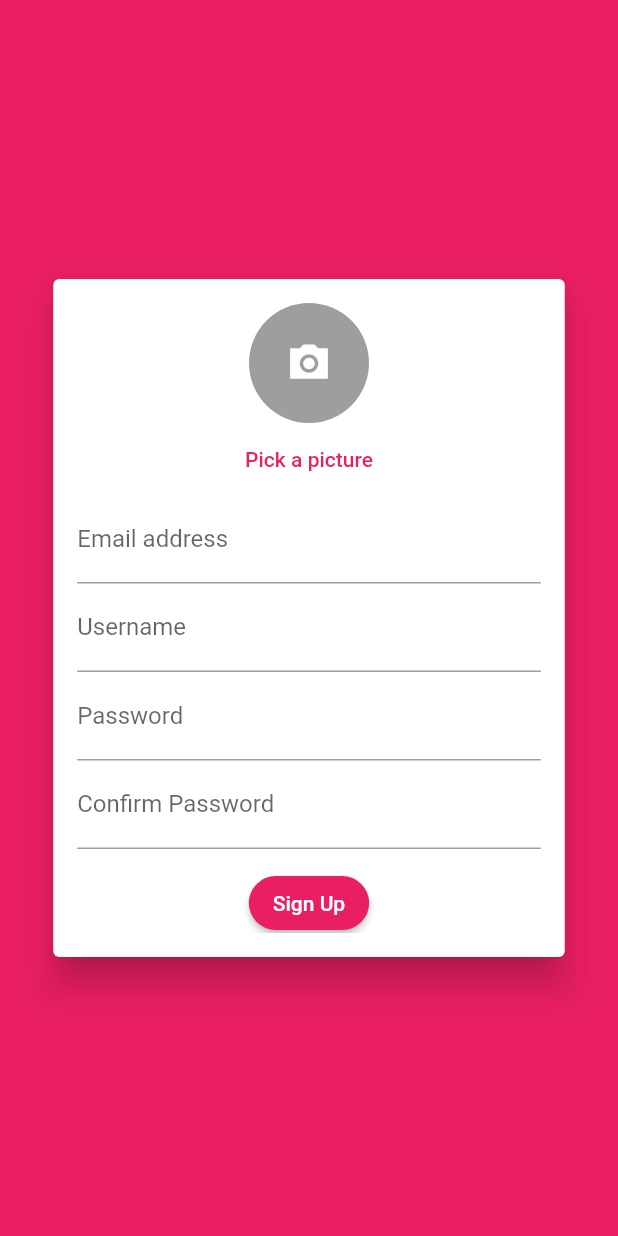
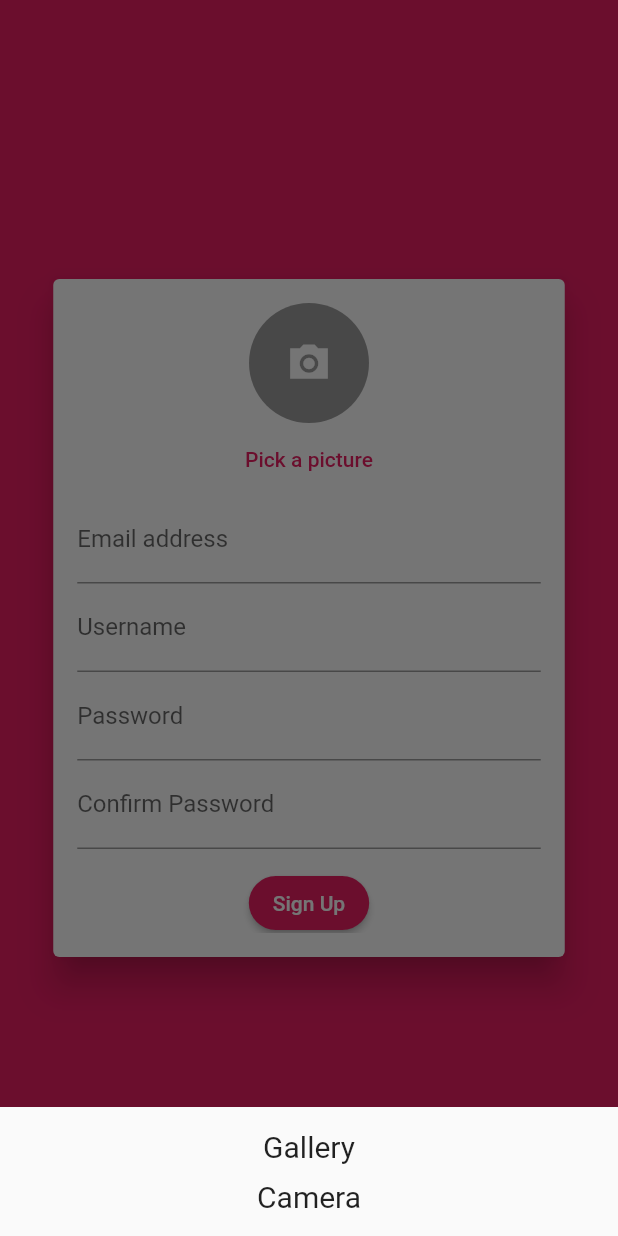
Before and after one commit to Abdulvokhid4977/chatting_app, a Flutter app: the screen it shows after launch, after a tap on the "camera alt" icon, on a phone screen of 412 x 824 dp. Run offline on Flutter 3.47's test engine with Material 2 defaults, Android fonts, the phone set to English and light mode, and no system bars; our stand-ins replace cloud_firestore, firebase_auth, firebase_core, firebase_storage, image_picker; accounts and stored records are empty.

Commit message:
image added to a storage and ui

```diff
--- a/lib/chats/messages.dart
+++ b/lib/chats/messages.dart
@@ -21,6 +21,7 @@ class Messages extends StatelessWidget {
                 snapshot.data?.docs[index]['userId'] ==
                     FirebaseAuth.instance.currentUser?.uid,
                 snapshot.data?.docs[index]['username'],
+                snapshot.data?.docs[index]['user_image'],
                 k: ValueKey(snapshot.data?.docs[index].id),
 
               );
--- a/lib/chats/new_message.dart
+++ b/lib/chats/new_message.dart
@@ -23,6 +23,7 @@ class _NewMessageState extends State<NewMessage> {
       'createdAt': Timestamp.now(),
       'userId': uid.uid,
       'username': userData['username'],
+      'user_image': userData['image_url'],
     });
     controller.clear();
   }
@@ -36,9 +37,11 @@ class _NewMessageState extends State<NewMessage> {
         children: [
           Expanded(
               child: TextField(
+                showCursor: true,
+                textCapitalization: TextCapitalization.values.first,
                 onSubmitted: (val){sendMessage();},
             controller: controller,
-            decoration: const InputDecoration(labelText: 'Send a message'),
+            decoration: const InputDecoration(hintText: 'Message', ),
             onChanged: (value) {
               setState(() {
                 enteredMessage = value;
--- a/lib/pickers/user_image_picker.dart
+++ b/lib/pickers/user_image_picker.dart
@@ -14,23 +14,81 @@ class UserImagePicker extends StatefulWidget {
 class _UserImagePickerState extends State<UserImagePicker> {
   File? _pickedImage;
 
-  void imagePick() async{
-    final picker=ImagePicker();
-    final pickedImage= await picker.pickImage(source: ImageSource.camera);
-    final pickedImageFile=File(pickedImage!.path);
+  void bottomSheet() {
+    showModalBottomSheet<dynamic>(
+        isScrollControlled: true,
+        context: context,
+        builder: (BuildContext bc) {
+          return Wrap(children: <Widget>[
+            Container(
+              width: double.infinity,
+              decoration: const BoxDecoration(
+                  borderRadius: BorderRadius.only(
+                      topLeft: Radius.circular(25.0),
+                      topRight: Radius.circular(25.0))),
+              child: Center(
+                child: Column(
+                  children: [
+                    const SizedBox(
+                      height: 15,
+                    ),
+                    InkWell(
+                      onTap: () {
+                        Navigator.of(context).pop();
+                        imagePick('gallery');
+                      },
+                      child: const Text(
+                        'Gallery',
+                        textAlign: TextAlign.center,
+                        style: TextStyle(
+                          fontSize: 20,
+                        ),
+                      ),
+                    ),
+                    const SizedBox(height: 10),
+                    InkWell(
+                      onTap: () {Navigator.of(context).pop(); imagePick('camera');},
+                      child: const Text(
+                        'Camera',
+                        textAlign: TextAlign.center,
+                        style: TextStyle(
+                          fontSize: 20,
+                        ),
+                      ),
+                    ),
+                    const SizedBox(
+                      height: 15,
+                    ),
+                  ],
+                ),
+              ),
+            )
+          ]);
+        });
+  }
+
+  void imagePick(String a) async {
+    final picker = ImagePicker();
+    final pickedImage = await picker.pickImage(
+        source: a == 'camera' ? ImageSource.camera : ImageSource.gallery,
+        imageQuality: 80,
+        maxWidth: 150,
+        maxHeight: 150);
+    final pickedImageFile = File(pickedImage!.path);
     setState(() {
-      _pickedImage=pickedImageFile;
+      _pickedImage = pickedImageFile;
     });
     widget.imagePickerFn(_pickedImage!);
+  }
 
-  }
   @override
   Widget build(BuildContext context) {
     return Column(
       children: [
         CircleAvatar(
           backgroundColor: Colors.grey,
-          backgroundImage: _pickedImage==null? null : FileImage(_pickedImage!),
+          backgroundImage:
+              _pickedImage == null ? null : FileImage(_pickedImage!),
           radius: 40,
           child: IconButton(
             icon: const Icon(
@@ -38,11 +96,11 @@ class _UserImagePickerState extends State<UserImagePicker> {
               color: Colors.white,
               size: 30,
             ),
-            onPressed: imagePick,
+            onPressed: bottomSheet,
           ),
         ),
         TextButton(
-          onPressed: imagePick,
+          onPressed: bottomSheet,
           child: const Text('Pick a picture'),
         ),
       ],
--- a/lib/widgets/auth/auth_form.dart
+++ b/lib/widgets/auth/auth_form.dart
@@ -24,6 +24,7 @@ class _AuthFormState extends State<AuthForm>
   String? _userPassword = '';
   late bool _isLogin;
   File? imagePicked;
+
   AuthMode authMode = AuthMode.signup;
   RegExp regex =
       RegExp(r'^(?=.*?[A-Z])(?=.*?[a-z])(?=.*?[0-9])(?=.*?[!@#\$&*~]).{8,}$');
```
Also changed, not shown: lib/chats/message_bubble.dart (+18 -1 lines), lib/screen/auth_screen.dart (+8 -2 lines).
